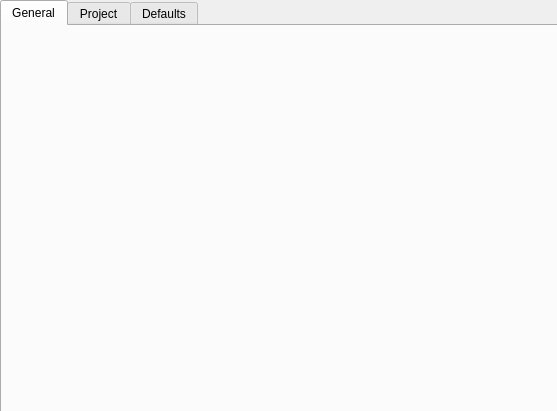
First picture: the form in GUI/settingsdialog.ui, repository MarianVomir/IDE, before the edit.
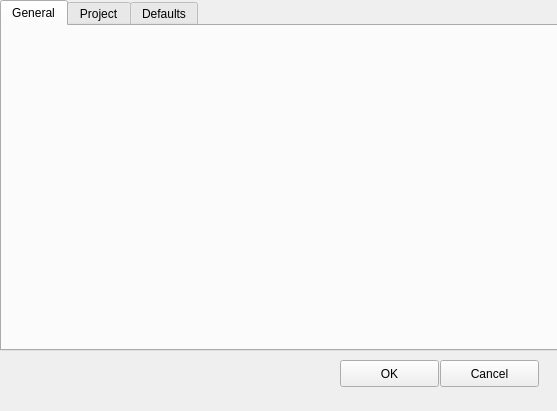
Second picture: the form after the edit. The open tabs and pages were chosen to show the change.

```diff
--- a/GUI/settingsdialog.ui
+++ b/GUI/settingsdialog.ui
@@ -19,7 +19,7 @@
      <x>0</x>
      <y>0</y>
      <width>561</width>
-     <height>421</height>
+     <height>351</height>
     </rect>
    </property>
    <property name="currentIndex">
@@ -490,6 +490,32 @@
     </widget>
    </widget>
   </widget>
+  <widget class="QPushButton" name="btn_OK">
+   <property name="geometry">
+    <rect>
+     <x>340</x>
+     <y>360</y>
+     <width>99</width>
+     <height>27</height>
+    </rect>
+   </property>
+   <property name="text">
+    <string>OK</string>
+   </property>
+  </widget>
+  <widget class="QPushButton" name="btn_Cancel">
+   <property name="geometry">
+    <rect>
+     <x>440</x>
+     <y>360</y>
+     <width>99</width>
+     <height>27</height>
+    </rect>
+   </property>
+   <property name="text">
+    <string>Cancel</string>
+   </property>
+  </widget>
  </widget>
  <resources/>
  <connections/>
```
Left out of the diff: 37 changed lines with no effect on the pictures.
